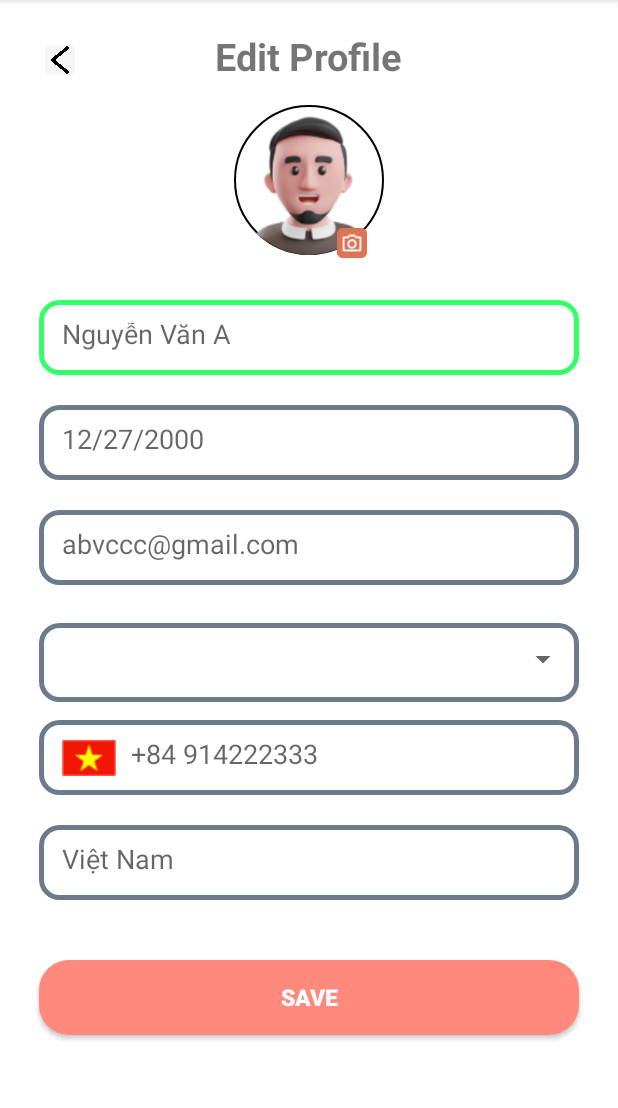
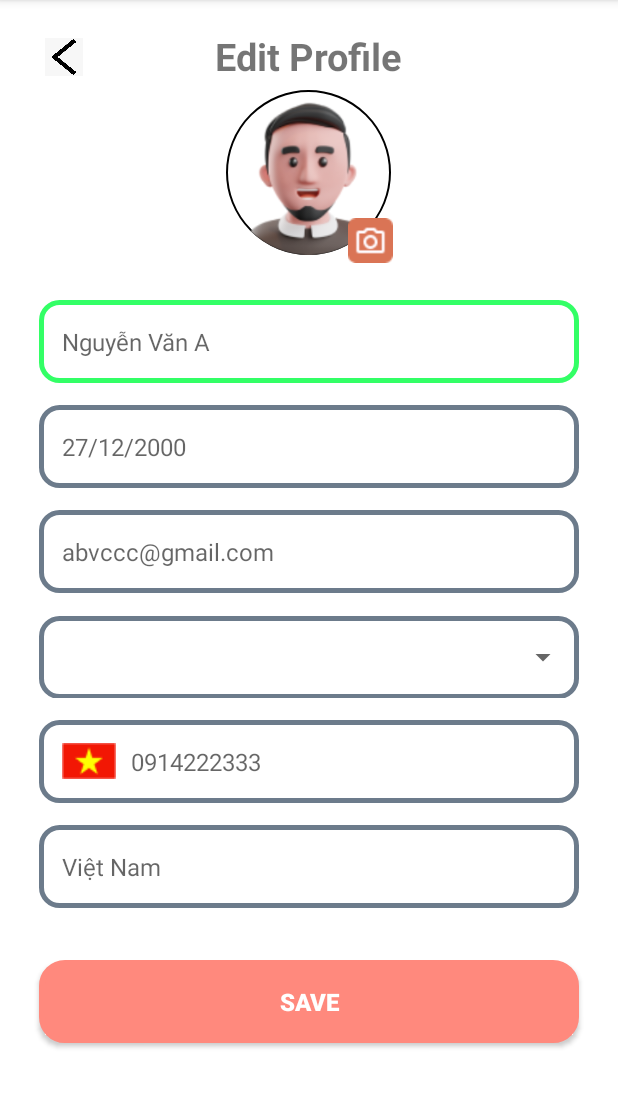
Before and after one commit to khoapham1003/FoodOrderingApp, an Android app: the EditProfileActivity screen opened directly, with no data from a screen before it, on a phone screen of 412 x 824 dp, the part 84-1192 px from its top. Run offline under Robolectric (Android 15) with nearby library versions, the phone set to English and light mode, and no system bars; our stand-ins replace CircleImageView, Firebase (no records; nobody signed in at launch, a user with empty details on screens opened directly), Picasso; pictures from the network do not load.

Commit message:
fixed search bar and some UI

```diff
--- a/FoodOrderingApp/app/src/main/AndroidManifest.xml
+++ b/FoodOrderingApp/app/src/main/AndroidManifest.xml
@@ -25,6 +25,7 @@
         </receiver>
 
         <activity
+            android:windowSoftInputMode="adjustPan"
             android:name=".MainActivity"
             android:exported="false" />
         <activity
@@ -37,6 +38,7 @@
             android:name=".SignUpActivity"
             android:exported="false" />
         <activity
+            android:windowSoftInputMode="adjustPan"
             android:name=".SignInActivity"
             android:exported="false" />
         <activity
--- a/FoodOrderingApp/app/src/main/java/com/example/foodorderingapp/CartActivity.java
+++ b/FoodOrderingApp/app/src/main/java/com/example/foodorderingapp/CartActivity.java
@@ -39,7 +39,8 @@ public class CartActivity extends AppCompatActivity {
     List<Cart> cartList;
     CartAdapter cartAdapter;
     TextView totalAmount, payment_txv;
-    ImageButton back_btn;
+    //ImageButton back_btn;
+
     private FirebaseAuth auth;
     private FirebaseFirestore firestore;
 
--- a/FoodOrderingApp/app/src/main/res/drawable/btn2.xml
+++ /dev/null
@@ -1,5 +0,0 @@
-<?xml version="1.0" encoding="utf-8"?>
-<shape xmlns:android="http://schemas.android.com/apk/res/android">
-    <solid android:color="#FF897D"/>
-    <corners android:radius="20dp"/>
-</shape>
--- a/FoodOrderingApp/app/src/main/res/layout/activity_edit_profile.xml
+++ b/FoodOrderingApp/app/src/main/res/layout/activity_edit_profile.xml
@@ -8,12 +8,13 @@
 
     <androidx.appcompat.widget.AppCompatButton
         android:id="@+id/btnback_EP"
-        android:layout_width="20dp"
-        android:layout_height="20dp"
+        android:layout_width="25dp"
+        android:layout_height="25dp"
         android:layout_marginStart="30dp"
-        android:layout_marginTop="30dp"
+        android:layout_marginTop="25dp"
         android:background="@drawable/myprofile_backarrow"
         android:textSize="30dp" />
+
     <TextView
         android:layout_width="wrap_content"
         android:layout_height="wrap_content"
@@ -26,29 +27,29 @@
 
     <de.hdodenhof.circleimageview.CircleImageView
         android:id="@+id/profile_img"
-        android:layout_width="100dp"
-        android:layout_height="100dp"
+        android:layout_width="110dp"
+        android:layout_height="110dp"
         android:layout_centerHorizontal="true"
-        android:layout_marginTop="70dp"
+        android:layout_marginTop="60dp"
         android:background="@drawable/rounded_imageview"
         android:src="@drawable/myprofile_avatar" />
 
 
     <androidx.appcompat.widget.AppCompatButton
         android:id="@+id/btnChangeAva"
-        android:layout_width="20dp"
-        android:layout_height="20dp"
+        android:layout_width="30dp"
+        android:layout_height="30dp"
         android:layout_alignParentTop="true"
         android:layout_alignParentEnd="true"
-        android:layout_marginTop="152dp"
-        android:layout_marginEnd="167dp"
+        android:layout_marginTop="145dp"
+        android:layout_marginEnd="150dp"
         android:background="@drawable/editprofile_icon_camera" />
 
 
     <EditText
         android:id="@+id/edtUserName"
         android:layout_width="360dp"
-        android:layout_height="50dp"
+        android:layout_height="55dp"
         android:layout_centerHorizontal="true"
         android:layout_marginTop="200dp"
         android:background="@drawable/edit_profile"
@@ -56,24 +57,26 @@
         android:imeOptions="actionNext"
         android:inputType="textPersonName"
         android:padding="15dp"
-        android:singleLine="true" />
+        android:singleLine="true"
+        android:textSize="16dp" />
 
     <EditText
         android:id="@+id/edtUserDoB"
         android:layout_width="360dp"
-        android:layout_height="50dp"
+        android:layout_height="55dp"
         android:layout_centerHorizontal="true"
         android:layout_marginTop="270dp"
         android:background="@drawable/edit_profile"
-        android:hint="12/27/2000"
+        android:hint="27/12/2000"
         android:imeOptions="actionNext"
         android:inputType="date"
-        android:padding="15dp" />
+        android:padding="15dp"
+        android:textSize="16dp" />
 
     <EditText
         android:id="@+id/edtUserEmail"
         android:layout_width="360dp"
-        android:layout_height="50dp"
+        android:layout_height="55dp"
         android:layout_centerHorizontal="true"
         android:layout_marginTop="340dp"
         android:background="@drawable/edit_profile"
@@ -81,62 +84,67 @@
         android:imeOptions="actionNext"
         android:inputType="textEmailAddress"
         android:padding="15dp"
-        android:singleLine="true" />
+        android:singleLine="true"
+        android:textSize="16dp" />
 
     <com.google.android.material.textfield.TextInputLayout
+        style="@style/Widget.MaterialComponents.TextInputLayout.OutlinedBox.ExposedDropdownMenu"
         android:layout_width="360dp"
-        android:layout_height="wrap_content"
+        android:layout_height="60dp"
         android:layout_centerHorizontal="true"
-        android:layout_marginTop="410dp"
-        style="@style/Widget.MaterialComponents.TextInputLayout.OutlinedBox.ExposedDropdownMenu">
+        android:layout_marginTop="405dp">
+
         <AutoCompleteTextView
             android:id="@+id/edtUserGender"
             android:layout_width="360dp"
-            android:layout_height="wrap_content"
+            android:layout_height="55dp"
             android:layout_centerHorizontal="true"
-            android:layout_marginTop="410dp"
             android:background="@drawable/edit_profile"
             android:imeOptions="actionNext"
             android:padding="15dp"
-            android:singleLine="true" />
+            android:singleLine="true"
+            android:textSize="16dp" />
     </com.google.android.material.textfield.TextInputLayout>
 
     <EditText
         android:id="@+id/edtUserPhone"
         android:layout_width="360dp"
-        android:layout_height="50dp"
+        android:layout_height="55dp"
         android:layout_centerHorizontal="true"
         android:layout_marginTop="480dp"
         android:background="@drawable/edit_profile"
         android:drawableLeft="@drawable/editprofile_icon_vietnam"
         android:drawablePadding="10dp"
-        android:hint="+84 914222333"
+        android:hint="0914222333"
         android:imeOptions="actionNext"
         android:inputType="textPhonetic"
         android:padding="15dp"
-        android:singleLine="true" />
+        android:singleLine="true"
+        android:textSize="16dp" />
 
     <EditText
         android:id="@+id/edtUserCountry"
         android:layout_width="360dp"
-        android:layout_height="50dp"
+        android:layout_height="55dp"
         android:layout_centerHorizontal="true"
         android:layout_marginTop="550dp"
         android:background="@drawable/edit_profile"
         android:hint="Việt Nam"
         android:imeOptions="actionDone"
         android:padding="15dp"
-        android:singleLine="true" />
+        android:singleLine="true"
+        android:textSize="16dp" />
 
     <androidx.appcompat.widget.AppCompatButton
         android:id="@+id/btnSave_EP"
         android:layout_width="360dp"
-        android:layout_height="50dp"
+        android:layout_height="55dp"
         android:layout_centerHorizontal="true"
         android:layout_marginTop="640dp"
-        android:background="@drawable/btn2"
+        android:background="@drawable/button_background"
+        android:backgroundTint="#FF897D"
         android:text="Save"
         android:textColor="@color/white"
-        android:textSize="15dp"
+        android:textSize="16dp"
         android:textStyle="bold" />
 </RelativeLayout>
--- a/FoodOrderingApp/app/src/main/res/layout/activity_main.xml
+++ b/FoodOrderingApp/app/src/main/res/layout/activity_main.xml
@@ -33,7 +33,7 @@
                     android:layout_height="wrap_content"
                     android:layout_marginStart="30dp"
                     android:layout_marginTop="40dp"
-                    android:textColor="@color/white"
+                    android:textColor="@color/black"
                     android:textSize="30dp"
                     app:layout_constraintStart_toStartOf="parent"
                     app:layout_constraintTop_toTopOf="parent" />
@@ -44,7 +44,7 @@
                     android:layout_height="wrap_content"
                     android:layout_marginTop="10dp"
                     android:text="What do you want to order today ?"
-                    android:textColor="@color/white"
+                    android:textColor="@color/black"
                     app:layout_constraintStart_toStartOf="@+id/btnProfile"
                     app:layout_constraintTop_toBottomOf="@+id/btnProfile" />
 
@@ -76,7 +76,7 @@
                         android:background="@drawable/search_edit_background"
                         android:drawableEnd="@drawable/search"
                         android:ems="10"
-                        android:hint="Search your favorite food"
+                        app:queryHint="ádasd"
                         android:inputType="textPersonName"
                         android:paddingHorizontal="10dp"
                         app:layout_constraintBottom_toBottomOf="parent"
--- a/FoodOrderingApp/app/src/main/res/layout/activity_order_complete.xml
+++ b/FoodOrderingApp/app/src/main/res/layout/activity_order_complete.xml
@@ -48,7 +48,8 @@
         android:layout_height="60dp"
         android:layout_marginStart="50dp"
         android:layout_marginTop="640dp"
-        android:background="@drawable/btn2"
+        android:background="@drawable/button_background"
+        android:backgroundTint="#FF897D"
         android:text="Back to Home"
         android:textColor="@color/white"
         android:textSize="15dp"
```
Also changed, not shown: FoodOrderingApp/app/src/main/java/com/example/foodorderingapp/EditProfileActivity.java (+5 -5 lines), FoodOrderingApp/app/src/main/java/com/example/foodorderingapp/FoodAdapter.java (+8 -14 lines), FoodOrderingApp/app/src/main/java/com/example/foodorderingapp/MainActivity.java (+11 -12 lines), FoodOrderingApp/app/src/main/res/layout/activity_cart.xml (+14 -5 lines), FoodOrderingApp/app/src/main/res/layout/activity_change_password.xml (+22 -19 lines), FoodOrderingApp/app/src/main/res/layout/activity_forgot_password.xml (+16 -14 lines), FoodOrderingApp/app/src/main/res/layout/activity_my_profile.xml (+8 -7 lines), FoodOrderingApp/app/src/main/res/layout/activity_sign_in.xml (+34 -30 lines), FoodOrderingApp/app/src/main/res/layout/activity_sign_up.xml (+25 -23 lines), FoodOrderingApp/app/src/main/res/layout/search_page.xml (deleted, +0 -199 lines), FoodOrderingApp/app/src/main/res/drawable/img_background.jpg, 66 other files.
